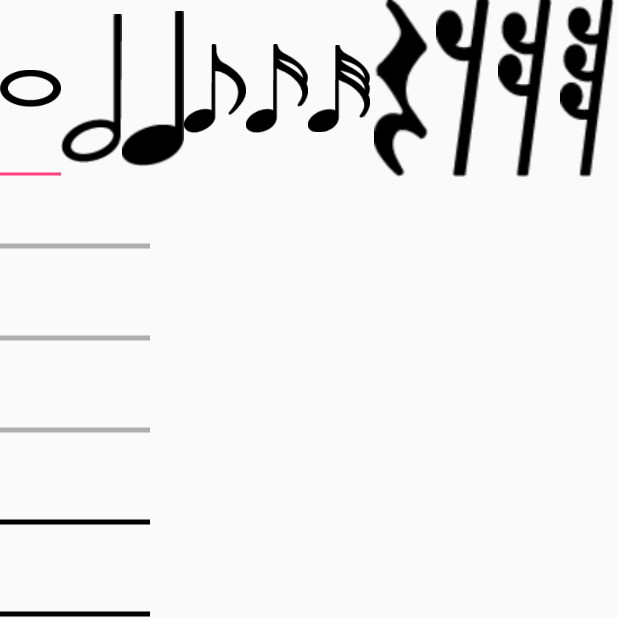
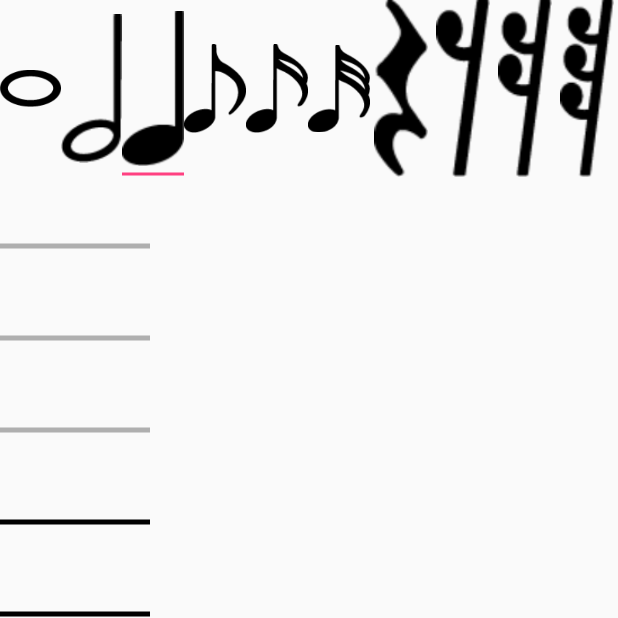
Before and after one commit to gsoosk/SanturMusicSheet, an Android app: the screen it shows after launch (MainActivity), on a phone screen of 412 x 824 dp, the top half of it. Run offline under Robolectric (Android 15) with nearby library versions, the light colour scheme and no system bars.

Commit message:
Add button functionality to new notes and new notes have kind now

```diff
--- a/app/src/main/java/far/zad/gsoosk/musiccomposer/LineView.java
+++ b/app/src/main/java/far/zad/gsoosk/musiccomposer/LineView.java
@@ -11,7 +11,6 @@ import android.util.Log;
 import android.view.MotionEvent;
 import android.view.View;
 
-import java.util.ArrayList;
 
 import far.zad.gsoosk.musiccomposer.Notes.Note;
 
@@ -24,6 +23,11 @@ public class LineView extends View {
     private Note note = null;
     private Rect previewRect = null;
     private boolean isNoteSelected = false;
+    private int noteBase;
+
+    public void setNoteBase(int noteBase) {
+        this.noteBase = noteBase;
+    }
 
     //Note Listener
     public interface LineViewListener
@@ -125,13 +129,13 @@ public class LineView extends View {
     }
     public void addNewNote(int noteNumber, float x, float y)
     {
-        note = new Note(noteNumber, x, y);
+        note = new Note(noteNumber, x, y, noteBase);
         drawNote(note);
         isNoteSelected = true;
         if(listener != null)
             listener.onNoteAdded(note);
 
-        Log.d("new Note : ", Integer.toString(noteNumber));
+        Log.d("new Note : ", Integer.toString(noteNumber) + " " + Integer.toString(noteBase));
     }
     public void drawNote(Note note)
     {
@@ -160,8 +164,6 @@ public class LineView extends View {
             x += height;
         }
 
-
-
     }
     public void touch(float x, float y)
     {
--- a/app/src/main/java/far/zad/gsoosk/musiccomposer/MainActivity.java
+++ b/app/src/main/java/far/zad/gsoosk/musiccomposer/MainActivity.java
@@ -2,7 +2,6 @@ package far.zad.gsoosk.musiccomposer;
 
 import android.support.v7.app.AppCompatActivity;
 import android.os.Bundle;
-import android.util.Log;
 import android.view.View;
 import android.widget.HorizontalScrollView;
 import android.widget.LinearLayout;
@@ -10,13 +9,15 @@ import android.widget.LinearLayout;
 import java.util.ArrayList;
 
 import far.zad.gsoosk.musiccomposer.Notes.Note;
+import far.zad.gsoosk.musiccomposer.Notes.NoteButton;
 
 public class MainActivity extends AppCompatActivity {
 
-    public static int selectedView = 0;
+    public static final int INITIAL_BUTTON = 2;
     public static final int YEK_LA_CHANG_WIDTH = 100;
     private ArrayList<Note> notes  = new ArrayList<Note>();
     private NoteButton selectedBtn = null;
+
 
 
     @Override
@@ -24,8 +25,11 @@ public class MainActivity extends AppCompatActivity {
         super.onCreate(savedInstanceState);
         setContentView(R.layout.activity_main);
 
+
+        setNoteBarListener();
         addNoteLine();
-        setNoteBarListener();
+        setInputViewNoteBase();
+
 
     }
     public int dps(int x)
@@ -40,7 +44,9 @@ public class MainActivity extends AppCompatActivity {
         final HorizontalScrollView scrollView = (HorizontalScrollView) findViewById(R.id.scroll);
 
         LineView newView = new LineView(getBaseContext());
+        newView.setNoteBase(selectedBtn.getIndex());
         linearLayout.addView(newView, new LinearLayout.LayoutParams(dps(YEK_LA_CHANG_WIDTH), LinearLayout.LayoutParams.MATCH_PARENT));
+
 
         newView.setLineViewListener(new LineView.LineViewListener() {
             @Override
@@ -61,11 +67,13 @@ public class MainActivity extends AppCompatActivity {
     public void setNoteBarListener()
     {
         LinearLayout noteBar = (LinearLayout) findViewById(R.id.note_bar);
-        initSelected((NoteButton) noteBar.getChildAt(0));
+        initSelected((NoteButton) noteBar.getChildAt(INITIAL_BUTTON));
 
         for(int i = 0 ; i < 10 ; i++ )
         {
             final NoteButton btn = (NoteButton) noteBar.getChildAt(i);
+            final int base = i;
+
             btn.setIndex(i);
             btn.setOnClickListener(new View.OnClickListener() {
                 @Override
@@ -76,16 +84,25 @@ public class MainActivity extends AppCompatActivity {
                         btn.setSelected(true);
                         selectedBtn.setSelected(false);
                         selectedBtn = btn;
+                        setInputViewNoteBase();
                     }
-
                 }
             });
         }
+
+
     }
     public void initSelected(NoteButton btn)
     {
         btn.setSelected(true);
+        btn.setIndex(INITIAL_BUTTON);
         selectedBtn = btn;
+    }
+    public void setInputViewNoteBase()
+    {
+        LinearLayout linearLayout = (LinearLayout) findViewById(R.id.s);
+        LineView view = (LineView) linearLayout.getChildAt(linearLayout.getChildCount() - 1);
+        view.setNoteBase(selectedBtn.getIndex());
     }
 
 }
--- a/app/src/main/java/far/zad/gsoosk/musiccomposer/Notes/Note.java
+++ b/app/src/main/java/far/zad/gsoosk/musiccomposer/Notes/Note.java
@@ -2,13 +2,15 @@ package far.zad.gsoosk.musiccomposer.Notes;
 
 public class Note {
     private int noteNumber;
+    private int kind;
     private float x;
     private float y;
-    public Note(int _noteNumber, float _x, float _y)
+    public Note(int _noteNumber, float _x, float _y, int _kind)
     {
         x = _x;
         y = _x;
         noteNumber = _noteNumber;
+        kind = _kind;
     }
     public int getNoteNumber()
     {
--- a/app/src/main/java/far/zad/gsoosk/musiccomposer/NoteButton.java
+++ b/app/src/main/java/far/zad/gsoosk/musiccomposer/Notes/NoteButton.java
@@ -1,4 +1,4 @@
-package far.zad.gsoosk.musiccomposer;
+package far.zad.gsoosk.musiccomposer.Notes;
 
 import android.annotation.TargetApi;
 import android.content.Context;
@@ -8,6 +8,8 @@ import android.os.Build;
 import android.support.annotation.Nullable;
 import android.util.AttributeSet;
 import android.widget.ImageView;
+
+import far.zad.gsoosk.musiccomposer.R;
 
 public class NoteButton extends android.support.v7.widget.AppCompatImageView {
 
@@ -39,7 +41,10 @@ public class NoteButton extends android.support.v7.widget.AppCompatImageView {
     public void setIndex(int index) {
         this.index = index;
     }
-
+    public int getIndex()
+    {
+        return index;
+    }
     @Override
     protected void onDraw(Canvas canvas) {
         super.onDraw(canvas);
--- a/app/src/main/res/layout/activity_main.xml
+++ b/app/src/main/res/layout/activity_main.xml
@@ -21,70 +21,70 @@
             android:layout_weight="12">
 
 
-            <far.zad.gsoosk.musiccomposer.NoteButton
+            <far.zad.gsoosk.musiccomposer.Notes.NoteButton
                 android:id="@+id/bnote_0"
                 android:layout_width="0dp"
                 android:layout_height="match_parent"
                 android:layout_weight="1"
                 app:srcCompat="@drawable/note_0" />
 
-            <far.zad.gsoosk.musiccomposer.NoteButton
+            <far.zad.gsoosk.musiccomposer.Notes.NoteButton
                 android:id="@+id/bnote_1"
                 android:layout_width="0dp"
                 android:layout_height="match_parent"
                 android:layout_weight="1"
                 app:srcCompat="@drawable/note_1_1" />
 
-            <far.zad.gsoosk.musiccomposer.NoteButton
+            <far.zad.gsoosk.musiccomposer.Notes.NoteButton
                 android:id="@+id/bnote_2"
                 android:layout_width="0dp"
                 android:layout_height="match_parent"
                 android:layout_weight="1"
                 app:srcCompat="@drawable/note_2_1" />
 
-            <far.zad.gsoosk.musiccomposer.NoteButton
+            <far.zad.gsoosk.musiccomposer.Notes.NoteButton
                 android:id="@+id/bnote_3"
                 android:layout_width="0dp"
                 android:layout_height="match_parent"
                 android:layout_weight="1"
                 app:srcCompat="@drawable/note_3_1" />
 
-            <far.zad.gsoosk.musiccomposer.NoteButton
+            <far.zad.gsoosk.musiccomposer.Notes.NoteButton
                 android:id="@+id/bnote_4"
                 android:layout_width="0dp"
                 android:layout_height="match_parent"
                 android:layout_weight="1"
                 app:srcCompat="@drawable/note_4_1" />
 
-            <far.zad.gsoosk.musiccomposer.NoteButton
+            <far.zad.gsoosk.musiccomposer.Notes.NoteButton
                 android:id="@+id/bnote_5"
                 android:layout_width="0dp"
                 android:layout_height="match_parent"
                 android:layout_weight="1"
                 app:srcCompat="@drawable/note_5_1" />
 
-            <far.zad.gsoosk.musiccomposer.NoteButton
+            <far.zad.gsoosk.musiccomposer.Notes.NoteButton
                 android:id="@+id/bsilent_0"
                 android:layout_width="0dp"
                 android:layout_height="match_parent"
                 android:layout_weight="1"
                 app:srcCompat="@drawable/silent_0" />
 
-            <far.zad.gsoosk.musiccomposer.NoteButton
+            <far.zad.gsoosk.musiccomposer.Notes.NoteButton
                 android:id="@+id/bsilent_1"
                 android:layout_width="0dp"
                 android:layout_height="match_parent"
                 android:layout_weight="1"
                 app:srcCompat="@drawable/silent_1" />
 
-            <far.zad.gsoosk.musiccomposer.NoteButton
+            <far.zad.gsoosk.musiccomposer.Notes.NoteButton
                 android:id="@+id/bsilent_2"
                 android:layout_width="0dp"
                 android:layout_height="match_parent"
                 android:layout_weight="1"
                 app:srcCompat="@drawable/silent_2" />
 
-            <far.zad.gsoosk.musiccomposer.NoteButton
+            <far.zad.gsoosk.musiccomposer.Notes.NoteButton
                 android:id="@+id/bsilent_3"
                 android:layout_width="0dp"
                 android:layout_height="match_parent"
```
